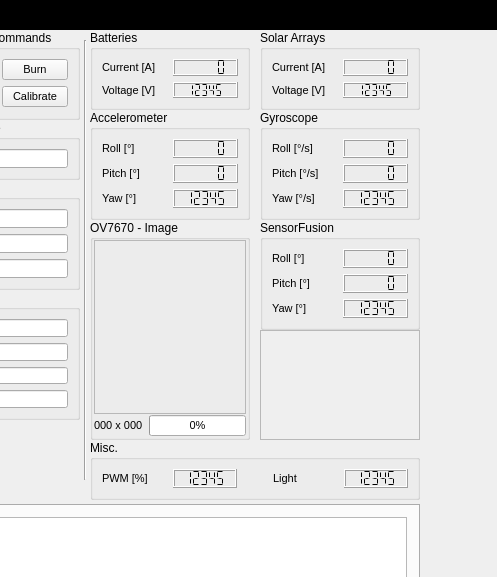
Before: the Qt Designer form groundstation.ui in Angele-/FloatSat_GroundStation, drawn with Qt 5; both pictures show x 280 to 777 and y 0 to 577 of the 1351 by 700 pixel window.
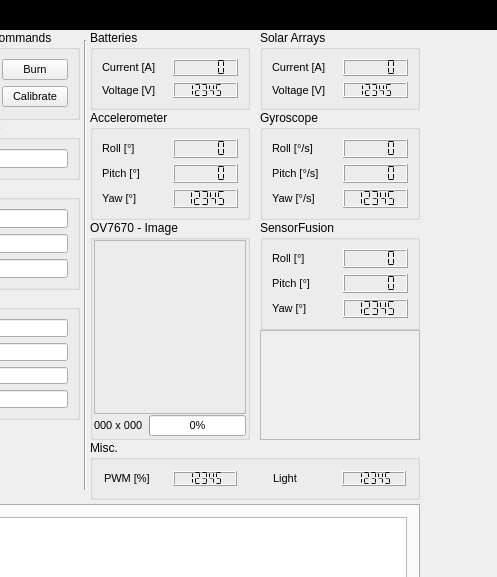
After: the same form once the commit is applied. Custom widgets are drawn as their Qt base class.

Commit message: Graphs done layout done

What changed in the file:
```diff
--- a/groundstation.ui
+++ b/groundstation.ui
@@ -734,16 +734,16 @@
       <number>6</number>
      </property>
      <property name="leftMargin">
-      <number>9</number>
+      <number>11</number>
      </property>
      <property name="topMargin">
-      <number>9</number>
+      <number>11</number>
      </property>
      <property name="rightMargin">
-      <number>9</number>
+      <number>11</number>
      </property>
      <property name="bottomMargin">
-      <number>9</number>
+      <number>11</number>
      </property>
      <item>
       <widget class="QLabel" name="label_76">
@@ -1547,7 +1547,7 @@
       <x>360</x>
       <y>40</y>
       <width>10</width>
-      <height>440</height>
+      <height>450</height>
      </rect>
     </property>
     <property name="orientation">
```
The commit also changes 2 other files.
